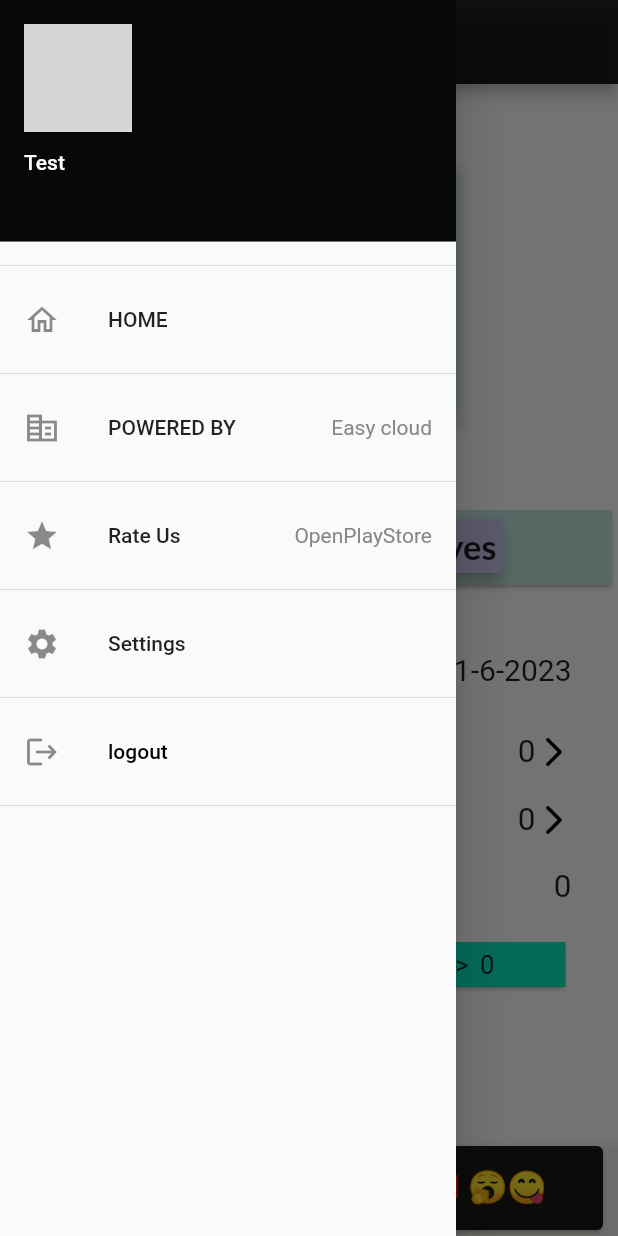
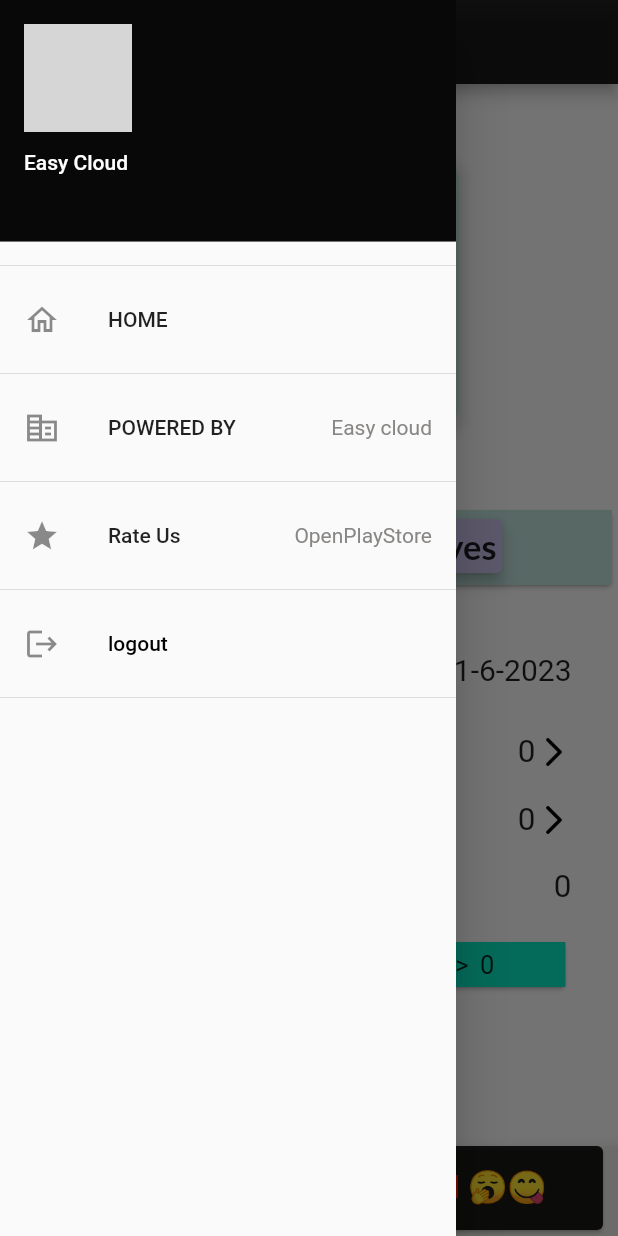
Before and after one commit to mahesheasy/lunch_repository, a Flutter app: the screen it shows once a user with an empty profile is signed in, with the side drawer open, on a phone screen of 412 x 824 dp. Run offline on Flutter 3.47's test engine with Material 2 defaults, Android fonts, the phone set to English and light mode, and no system bars; our stand-ins replace cloud_firestore, firebase_auth, firebase_core, firebase_remote_config, flutter_local_notifications, google_fonts and 3 more; accounts and stored records are empty; network calls fail; grey boxes are pictures that could not be loaded.

```diff
--- a/lib/home/Drawer_Widget.dart
+++ b/lib/home/Drawer_Widget.dart
@@ -5,6 +5,7 @@ import 'package:url_launcher/url_launcher.dart';
 class NavigationDrawerWidget extends StatelessWidget {
   // final User user;
   //final padding = EdgeInsets.symmetric(horizontal: 30);
+
   NavigationDrawerWidget(User? user, BuildContext context, {super.key,});
 
   @override
@@ -20,7 +21,7 @@ class NavigationDrawerWidget extends StatelessWidget {
         children: <Widget>[
           UserAccountsDrawerHeader(
             decoration: BoxDecoration(color: Color.fromARGB(255, 8, 8, 8)),
-            accountName: Text('Test'),
+            accountName: Text('Easy Cloud'),
             accountEmail: Text(
               user!.email!,
               style: Theme.of(context).textTheme.bodyMedium!.copyWith(
@@ -68,14 +69,15 @@ class NavigationDrawerWidget extends StatelessWidget {
                   'https://play.google.com/store/apps/details?id=in.easycloud.mealmaven&pli=1');
             },
           ),
-          Divider(),
-          ListTile(
-            leading: Icon(Icons.settings),
-            title: Text('Settings'),
-            onTap: () {
+          // Divider(),
+          // ListTile(
+          //   leading: Icon(Icons.settings),
+          //   title: Text('Settings'),
+          //   onTap: () {
 
-            },
-          ),
+          //      Navigator.pop(context);
+          //   },
+          // ),
           Divider(),
           ListTile(
             leading: Icon(Icons.logout),
--- a/lib/login/app_state.dart
+++ b/lib/login/app_state.dart
@@ -13,21 +13,7 @@ class LunchApp extends StatefulWidget {
 }
 
 class _LunchAppState extends State<LunchApp> {
-  // This widget is the root of your application.
-  final lightTheme = ThemeData(
-  brightness: Brightness.light,
-  primaryColor: Colors.blue,
-
-);
-
-final darkTheme = ThemeData(
-  brightness: Brightness.dark,
-  primaryColor: Colors.indigo,
-
-);
-
   late Stream<User?> authStateChanges;
-  bool isDarkTheme = false;
 
   @override
   void initState() {
@@ -36,20 +22,13 @@ final darkTheme = ThemeData(
     authStateChanges = FirebaseAuth.instance.authStateChanges();
   }
 
-  void toggleTheme() {
-    setState(() {
-      isDarkTheme = !isDarkTheme;
-    });
-  }
-
   @override
   Widget build(BuildContext context) {
-    final theme = isDarkTheme ? darkTheme : lightTheme;
-
     return MaterialApp(
       debugShowCheckedModeBanner: false,
       title: 'MealMaven',
-      theme: theme,
+      // ignore: deprecated_member_use
+      theme:ThemeData(accentColor: Color(10)),
 
       // ThemeData(
       //   primarySwatch: Colors.deepPurple,
@@ -68,7 +47,10 @@ final darkTheme = ThemeData(
 
       home: StreamBuilder<User?>(
         stream: authStateChanges,
-        builder: (BuildContext context, AsyncSnapshot<User?> snapshot) {
+        builder: (
+          BuildContext context,
+          AsyncSnapshot<User?> snapshot,
+        ) {
           switch (snapshot.connectionState) {
             case ConnectionState.active:
             case ConnectionState.done:
--- a/pubspec.yaml
+++ b/pubspec.yaml
@@ -45,6 +45,7 @@ dependencies:
   intl: ^0.18.1
   rating_dialog: ^2.0.4
   url_launcher: ^6.1.11
+  provider: ^6.0.5
 
 
 
```
Also changed, not shown: lib/expensive_tracker/expensive_widget.dart (+56 -8 lines), lib/home/app_bar_dispaly.dart (+4 -3 lines), lib/home/home_page.dart (+2 -7 lines), pubspec.lock.
